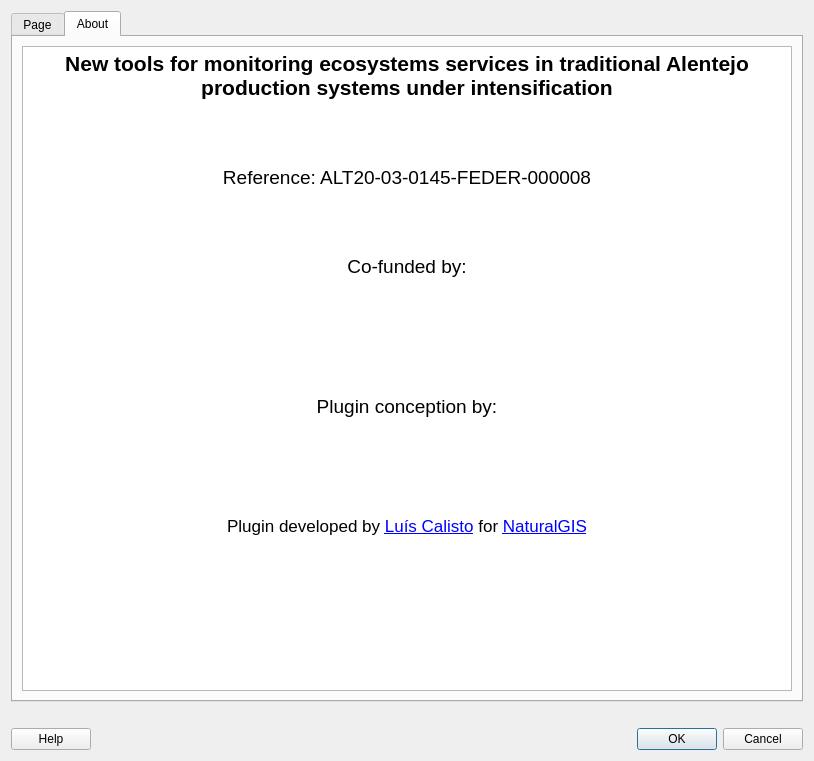
First picture: the form in mapping_ecosystem_services_dialog_base.ui, repository NaturalGIS/mapping_ecosystem_services, before the edit.
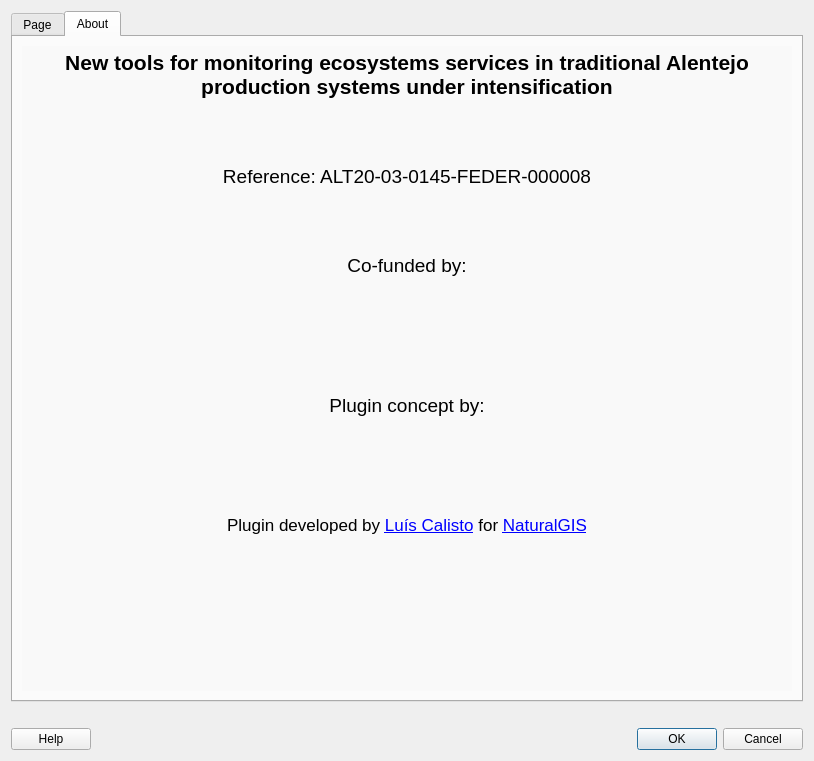
Second picture: the form after the edit. The open tabs and pages were chosen to show the change. Icons and pictures are not drawn.

Commit message: sql dialect up and running.

```diff
--- a/mapping_ecosystem_services_dialog_base.ui
+++ b/mapping_ecosystem_services_dialog_base.ui
@@ -22,6 +22,9 @@
        <verstretch>0</verstretch>
       </sizepolicy>
      </property>
+     <property name="autoFillBackground">
+      <bool>false</bool>
+     </property>
      <property name="currentIndex">
       <number>0</number>
      </property>
@@ -258,23 +261,32 @@
       <layout class="QVBoxLayout" name="verticalLayout_4">
        <item>
         <widget class="QTextBrowser" name="textBrowser">
+         <property name="autoFillBackground">
+          <bool>false</bool>
+         </property>
+         <property name="styleSheet">
+          <string notr="true">background-color: #f9f9f9;</string>
+         </property>
+         <property name="frameShape">
+          <enum>QFrame::NoFrame</enum>
+         </property>
          <property name="html">
           <string>&lt;!DOCTYPE HTML PUBLIC &quot;-//W3C//DTD HTML 4.0//EN&quot; &quot;http://www.w3.org/TR/REC-html40/strict.dtd&quot;&gt;
 &lt;html&gt;&lt;head&gt;&lt;meta name=&quot;qrichtext&quot; content=&quot;1&quot; /&gt;&lt;style type=&quot;text/css&quot;&gt;
 p, li { white-space: pre-wrap; }
 &lt;/style&gt;&lt;/head&gt;&lt;body style=&quot; font-family:'.AppleSystemUIFont'; font-size:13pt; font-weight:400; font-style:normal;&quot;&gt;
-&lt;p align=&quot;center&quot; style=&quot; margin-top:12px; margin-bottom:12px; margin-left:0px; margin-right:0px; -qt-block-indent:0; text-indent:0px;&quot;&gt;&lt;span style=&quot; font-family:'Open Sans,Lucida Grande,Lucida Sans Unicode,Arial,Helvetica,Verdana,sans-serif'; font-size:16pt; font-weight:600; color:#000000; background-color:#ffffff;&quot;&gt;New tools for monitoring ecosystems services in traditional Alentejo production systems under intensification&lt;/span&gt;&lt;/p&gt;
+&lt;p align=&quot;center&quot; style=&quot; margin-top:12px; margin-bottom:12px; margin-left:0px; margin-right:0px; -qt-block-indent:0; text-indent:0px;&quot;&gt;&lt;span style=&quot; font-family:'Open Sans,Lucida Grande,Lucida Sans Unicode,Arial,Helvetica,Verdana,sans-serif'; font-size:16pt; font-weight:600; color:#000000;&quot;&gt;New tools for monitoring ecosystems services in traditional Alentejo production systems under intensification&lt;/span&gt;&lt;/p&gt;
 &lt;p align=&quot;center&quot; style=&quot; margin-top:12px; margin-bottom:12px; margin-left:0px; margin-right:0px; -qt-block-indent:0; text-indent:0px;&quot;&gt;&lt;span style=&quot; font-size:14pt;&quot;&gt;&lt;br /&gt;&lt;/span&gt;&lt;/p&gt;
-&lt;p align=&quot;center&quot; style=&quot; margin-top:12px; margin-bottom:12px; margin-left:0px; margin-right:0px; -qt-block-indent:0; text-indent:0px;&quot;&gt;&lt;span style=&quot; font-family:'Open Sans,Lucida Grande,Lucida Sans Unicode,Arial,Helvetica,Verdana,sans-serif'; font-size:14pt; color:#000000; background-color:#ffffff;&quot;&gt;Reference: ALT20-03-0145-FEDER-000008&lt;/span&gt;&lt;/p&gt;
+&lt;p align=&quot;center&quot; style=&quot; margin-top:12px; margin-bottom:12px; margin-left:0px; margin-right:0px; -qt-block-indent:0; text-indent:0px;&quot;&gt;&lt;span style=&quot; font-family:'Open Sans,Lucida Grande,Lucida Sans Unicode,Arial,Helvetica,Verdana,sans-serif'; font-size:14pt; color:#000000;&quot;&gt;Reference: ALT20-03-0145-FEDER-000008&lt;/span&gt;&lt;/p&gt;
 &lt;p align=&quot;center&quot; style=&quot; margin-top:12px; margin-bottom:12px; margin-left:0px; margin-right:0px; -qt-block-indent:0; text-indent:0px;&quot;&gt;&lt;span style=&quot; font-size:14pt;&quot;&gt;&lt;br /&gt;&lt;/span&gt;&lt;/p&gt;
-&lt;p align=&quot;center&quot; style=&quot; margin-top:12px; margin-bottom:12px; margin-left:0px; margin-right:0px; -qt-block-indent:0; text-indent:0px;&quot;&gt;&lt;span style=&quot; font-family:'Open Sans,Lucida Grande,Lucida Sans Unicode,Arial,Helvetica,Verdana,sans-serif'; font-size:14pt; color:#000000; background-color:#ffffff;&quot;&gt;Co-funded by:&lt;/span&gt;&lt;span style=&quot; font-size:14pt;&quot;&gt;&lt;br /&gt;&lt;/span&gt;&lt;/p&gt;
-&lt;p align=&quot;center&quot; style=&quot; margin-top:12px; margin-bottom:12px; margin-left:0px; margin-right:0px; -qt-block-indent:0; text-indent:0px;&quot;&gt;&lt;img src=&quot;:/plugins/mapping_ecosystem_services/img/2020.jpeg&quot; width=&quot;150&quot; /&gt; &lt;img src=&quot;:/plugins/mapping_ecosystem_services/img/alentejo2020.jpeg&quot; width=&quot;150&quot; /&gt; &lt;img src=&quot;:/plugins/mapping_ecosystem_services/img/eu.jpeg&quot; width=&quot;150&quot; /&gt;&lt;span style=&quot; font-size:14pt;&quot;&gt;&lt;br /&gt;&lt;/span&gt;&lt;/p&gt;
+&lt;p align=&quot;center&quot; style=&quot; margin-top:12px; margin-bottom:12px; margin-left:0px; margin-right:0px; -qt-block-indent:0; text-indent:0px;&quot;&gt;&lt;span style=&quot; font-family:'Open Sans,Lucida Grande,Lucida Sans Unicode,Arial,Helvetica,Verdana,sans-serif'; font-size:14pt; color:#000000;&quot;&gt;Co-funded by:&lt;/span&gt;&lt;span style=&quot; font-size:14pt;&quot;&gt;&lt;br /&gt;&lt;/span&gt;&lt;/p&gt;
+&lt;p align=&quot;center&quot; style=&quot; margin-top:12px; margin-bottom:12px; margin-left:0px; margin-right:0px; -qt-block-indent:0; text-indent:0px;&quot;&gt;&lt;img src=&quot;:/plugins/mapping_ecosystem_services/img/2020.jpeg&quot; width=&quot;150&quot; /&gt; &lt;img src=&quot;:/plugins/mapping_ecosystem_services/img/alentejo2020.jpeg&quot; width=&quot;150&quot; /&gt; &lt;img src=&quot;:/plugins/mapping_ecosystem_services/img/eu.jpeg&quot; width=&quot;150&quot; /&gt;&lt;span style=&quot; font-size:14pt;&quot;&gt;&lt;br /&gt;&lt;/span&gt;&lt;/p&gt;
 &lt;p align=&quot;center&quot; style=&quot;-qt-paragraph-type:empty; margin-top:12px; margin-bottom:12px; margin-left:0px; margin-right:0px; -qt-block-indent:0; text-indent:0px;&quot;&gt;&lt;br /&gt;&lt;/p&gt;
-&lt;p align=&quot;center&quot; style=&quot; margin-top:12px; margin-bottom:12px; margin-left:0px; margin-right:0px; -qt-block-indent:0; text-indent:0px;&quot;&gt;&lt;span style=&quot; font-family:'Open Sans,Lucida Grande,Lucida Sans Unicode,Arial,Helvetica,Verdana,sans-serif'; font-size:14pt; color:#000000; background-color:#ffffff;&quot;&gt;Plugin conception by:&lt;/span&gt;&lt;/p&gt;
+&lt;p align=&quot;center&quot; style=&quot; margin-top:12px; margin-bottom:12px; margin-left:0px; margin-right:0px; -qt-block-indent:0; text-indent:0px;&quot;&gt;&lt;span style=&quot; font-family:'Open Sans,Lucida Grande,Lucida Sans Unicode,Arial,Helvetica,Verdana,sans-serif'; font-size:14pt; color:#000000;&quot;&gt;Plugin concept by:&lt;/span&gt;&lt;/p&gt;
 &lt;p align=&quot;center&quot; style=&quot;-qt-paragraph-type:empty; margin-top:12px; margin-bottom:12px; margin-left:0px; margin-right:0px; -qt-block-indent:0; text-indent:0px;&quot;&gt;&lt;br /&gt;&lt;/p&gt;
-&lt;p align=&quot;center&quot; style=&quot; margin-top:12px; margin-bottom:12px; margin-left:0px; margin-right:0px; -qt-block-indent:0; text-indent:0px;&quot;&gt;&lt;img src=&quot;:/plugins/mapping_ecosystem_services/img/uevora.jpeg&quot; width=&quot;200&quot; /&gt;&lt;/p&gt;
+&lt;p align=&quot;center&quot; style=&quot; margin-top:12px; margin-bottom:12px; margin-left:0px; margin-right:0px; -qt-block-indent:0; text-indent:0px;&quot;&gt;&lt;a href=&quot;https://www.uevora.pt&quot;&gt;&lt;img src=&quot;:/plugins/mapping_ecosystem_services/img/uevora.jpeg&quot; width=&quot;200&quot; /&gt;&lt;/a&gt;&lt;/p&gt;
 &lt;p align=&quot;center&quot; style=&quot; margin-top:12px; margin-bottom:12px; margin-left:0px; margin-right:0px; -qt-block-indent:0; text-indent:0px;&quot;&gt;&lt;span style=&quot; font-size:14pt;&quot;&gt;&lt;br /&gt;&lt;/span&gt;&lt;/p&gt;
-&lt;p align=&quot;center&quot; style=&quot; margin-top:12px; margin-bottom:12px; margin-left:0px; margin-right:0px; -qt-block-indent:0; text-indent:0px;&quot;&gt;&lt;span style=&quot; font-family:'Open Sans,Lucida Grande,Lucida Sans Unicode,Arial,Helvetica,Verdana,sans-serif'; color:#000000; background-color:#ffffff;&quot;&gt;Plugin developed by &lt;/span&gt;&lt;a href=&quot;https://github.com/lcalisto&quot;&gt;&lt;span style=&quot; text-decoration: underline; color:#0000ff;&quot;&gt;Luís Calisto&lt;/span&gt;&lt;/a&gt;&lt;span style=&quot; font-family:'Open Sans,Lucida Grande,Lucida Sans Unicode,Arial,Helvetica,Verdana,sans-serif'; color:#000000; background-color:#ffffff;&quot;&gt; for &lt;/span&gt;&lt;a href=&quot;https://www.naturalgis.pt&quot;&gt;&lt;span style=&quot; text-decoration: underline; color:#0000ff;&quot;&gt;NaturalGIS&lt;/span&gt;&lt;/a&gt;&lt;/p&gt;
+&lt;p align=&quot;center&quot; style=&quot; margin-top:12px; margin-bottom:12px; margin-left:0px; margin-right:0px; -qt-block-indent:0; text-indent:0px;&quot;&gt;&lt;span style=&quot; font-family:'Open Sans,Lucida Grande,Lucida Sans Unicode,Arial,Helvetica,Verdana,sans-serif'; color:#000000;&quot;&gt;Plugin developed by &lt;/span&gt;&lt;a href=&quot;https://github.com/lcalisto&quot;&gt;&lt;span style=&quot; text-decoration: underline; color:#0000ff;&quot;&gt;Luís Calisto&lt;/span&gt;&lt;/a&gt;&lt;span style=&quot; font-family:'Open Sans,Lucida Grande,Lucida Sans Unicode,Arial,Helvetica,Verdana,sans-serif'; color:#000000;&quot;&gt; for &lt;/span&gt;&lt;a href=&quot;https://www.naturalgis.pt&quot;&gt;&lt;span style=&quot; text-decoration: underline; color:#0000ff;&quot;&gt;NaturalGIS&lt;/span&gt;&lt;/a&gt;&lt;/p&gt;
 &lt;p style=&quot; margin-top:12px; margin-bottom:12px; margin-left:0px; margin-right:0px; -qt-block-indent:0; text-indent:0px;&quot;&gt;&lt;span style=&quot; font-size:14pt;&quot;&gt;&lt;br /&gt;&lt;/span&gt;&lt;/p&gt;&lt;/body&gt;&lt;/html&gt;</string>
          </property>
         </widget>
```
Left out of the diff: 7 changed lines with no effect on the pictures. The commit also changes 1 other file.
